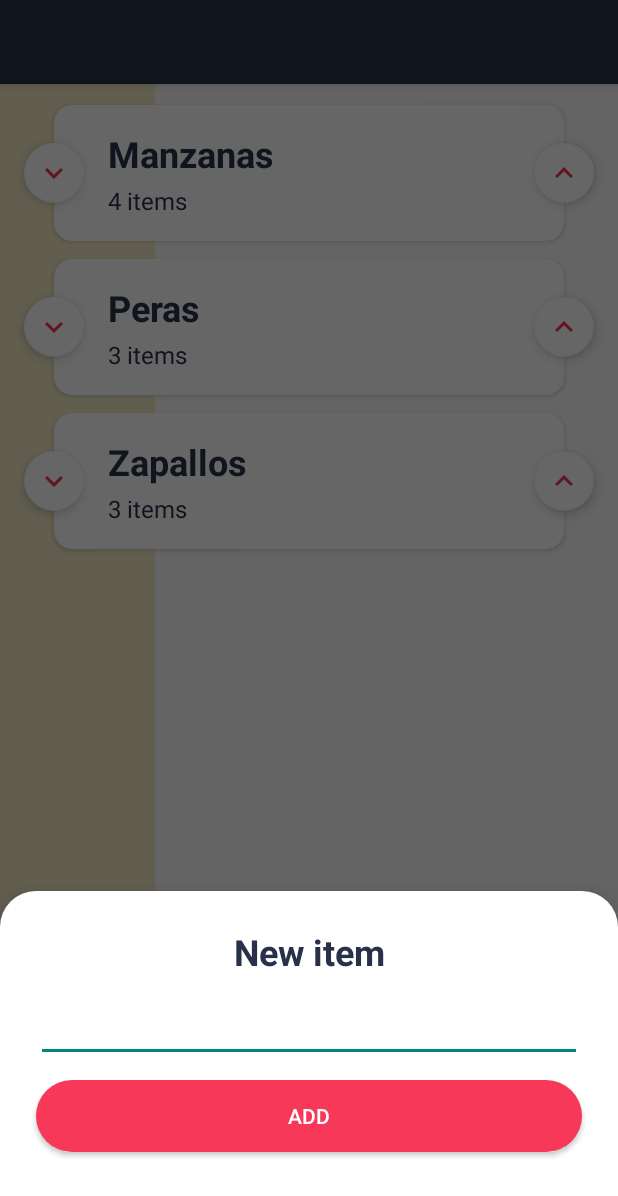
After one commit to OscarSequeiros/ThingsCounter, an Android app: the fragment NewItemBottomSheetDialog placed in its activity, on a phone screen of 412 x 824 dp. The commit adds this screen. Shown: the top 1196 px of the screen. Run offline under Robolectric (Android 15) with nearby library versions, the phone set to English and light mode, and no system bars.

Commit message:
Adding bottom sheet dialog

```diff
--- a/app/src/main/AndroidManifest.xml
+++ b/app/src/main/AndroidManifest.xml
@@ -9,7 +9,9 @@
         android:roundIcon="@mipmap/ic_launcher_round"
         android:supportsRtl="true"
         android:theme="@style/AppTheme">
-        <activity android:name=".MainActivity">
+        <activity
+            android:name=".MainActivity"
+            android:windowSoftInputMode="adjustResize">
             <intent-filter>
                 <action android:name="android.intent.action.MAIN" />
 
--- /dev/null
+++ b/app/src/main/java/com/osequeiros/thingscounter/add/NewItemBottomSheetDialog.kt
@@ -0,0 +1,21 @@
+package com.osequeiros.thingscounter.add
+
+import android.os.Bundle
+import android.view.LayoutInflater
+import android.view.View
+import android.view.ViewGroup
+import androidx.fragment.app.DialogFragment
+import com.google.android.material.bottomsheet.BottomSheetDialogFragment
+import com.osequeiros.thingscounter.R
+
+class NewItemBottomSheetDialog : BottomSheetDialogFragment() {
+
+    override fun onCreate(savedInstanceState: Bundle?) {
+        super.onCreate(savedInstanceState)
+        setStyle(DialogFragment.STYLE_NORMAL, R.style.BottomSheetDialogTheme)
+    }
+
+    override fun onCreateView(inflater: LayoutInflater, container: ViewGroup?, savedInstanceState: Bundle?): View? {
+        return inflater.inflate(R.layout.bottom_sheet_new_item, container, false)
+    }
+}
--- a/app/src/main/java/com/osequeiros/thingscounter/counter/ItemsFragment.kt
+++ b/app/src/main/java/com/osequeiros/thingscounter/counter/ItemsFragment.kt
@@ -7,6 +7,7 @@ import android.view.ViewGroup
 import androidx.fragment.app.Fragment
 import androidx.recyclerview.widget.LinearLayoutManager
 import com.osequeiros.thingscounter.R
+import com.osequeiros.thingscounter.add.NewItemBottomSheetDialog
 import kotlinx.android.synthetic.main.fragment_items.*
 
 class ItemsFragment : Fragment() {
@@ -25,12 +26,20 @@ class ItemsFragment : Fragment() {
         super.onViewCreated(view, savedInstanceState)
 
         setUpRecycler()
+        setUpActions()
         adapter.updateItems(generateItems())
     }
 
     private fun setUpRecycler() {
         recyclerItems.layoutManager = LinearLayoutManager(context)
         recyclerItems.adapter = adapter
+    }
+
+    private fun setUpActions() {
+        fabAddItem.setOnClickListener {
+            val bottomSheet = NewItemBottomSheetDialog()
+            bottomSheet.show(activity!!.supportFragmentManager, null)
+        }
     }
 
     private fun generateItems(): List<ItemModel> {
--- /dev/null
+++ b/app/src/main/res/drawable/button_background.xml
@@ -0,0 +1,8 @@
+<?xml version="1.0" encoding="utf-8"?>
+<shape xmlns:android="http://schemas.android.com/apk/res/android"
+    android:shape="rectangle">
+
+    <solid
+        android:color="@color/colorAccent"/>
+    <corners android:radius="28dp" />
+</shape>
--- /dev/null
+++ b/app/src/main/res/drawable/top_radius_background.xml
@@ -0,0 +1,9 @@
+<?xml version="1.0" encoding="utf-8"?>
+<shape xmlns:android="http://schemas.android.com/apk/res/android"
+    android:shape="rectangle">
+
+    <corners
+        android:topLeftRadius="24dp"
+        android:topRightRadius="24dp" />
+    <solid android:color="@android:color/white" />
+</shape>
--- /dev/null
+++ b/app/src/main/res/layout/bottom_sheet_new_item.xml
@@ -0,0 +1,46 @@
+<?xml version="1.0" encoding="utf-8"?>
+<androidx.constraintlayout.widget.ConstraintLayout xmlns:android="http://schemas.android.com/apk/res/android"
+    xmlns:app="http://schemas.android.com/apk/res-auto"
+    android:layout_width="match_parent"
+    android:layout_height="wrap_content"
+    app:layout_behavior="com.google.android.material.bottomsheet.BottomSheetBehavior">
+
+    <androidx.appcompat.widget.AppCompatTextView
+        android:id="@+id/textItemTitle"
+        style="@style/Text.Title.Bold"
+        android:layout_width="wrap_content"
+        android:layout_marginTop="@dimen/new_item_container_margin_top"
+        android:text="@string/new_item_title"
+        app:layout_constraintEnd_toEndOf="parent"
+        app:layout_constraintStart_toStartOf="parent"
+        app:layout_constraintTop_toTopOf="parent" />
+
+    <androidx.appcompat.widget.AppCompatEditText
+        android:id="@+id/editNewItem"
+        android:layout_width="0dp"
+        android:layout_height="wrap_content"
+        android:layout_marginStart="@dimen/new_item_container_margin_horizontal"
+        android:layout_marginTop="@dimen/new_item_margin_top"
+        android:layout_marginEnd="@dimen/new_item_container_margin_horizontal"
+        android:inputType="textCapSentences"
+        app:layout_constraintEnd_toEndOf="parent"
+        app:layout_constraintStart_toStartOf="parent"
+        app:layout_constraintTop_toBottomOf="@+id/textItemTitle" />
+
+    <Button
+        android:id="@+id/buttonAddItem"
+        android:layout_width="0dp"
+        android:layout_height="wrap_content"
+        android:layout_marginStart="@dimen/new_item_container_margin_horizontal"
+        android:layout_marginTop="@dimen/new_item_margin_top"
+        android:layout_marginEnd="@dimen/new_item_container_margin_horizontal"
+        android:layout_marginBottom="@dimen/new_item_container_margin_bottom"
+        android:background="@drawable/button_background"
+        android:text="@string/add_item"
+        android:textColor="@color/white"
+        app:layout_constraintBottom_toBottomOf="parent"
+        app:layout_constraintEnd_toEndOf="parent"
+        app:layout_constraintStart_toStartOf="parent"
+        app:layout_constraintTop_toBottomOf="@+id/editNewItem" />
+
+</androidx.constraintlayout.widget.ConstraintLayout>
--- a/app/src/main/res/values/dimens.xml
+++ b/app/src/main/res/values/dimens.xml
@@ -17,4 +17,9 @@
     <dimen name="text_title">24sp</dimen>
     <dimen name="text_subtitle">16sp</dimen>
 
+    <dimen name="new_item_container_margin_horizontal">24dp</dimen>
+    <dimen name="new_item_container_margin_top">24dp</dimen>
+    <dimen name="new_item_margin_top">12dp</dimen>
+    <dimen name="new_item_container_margin_bottom">56dp</dimen>
+
 </resources>
--- a/app/src/main/res/values/strings.xml
+++ b/app/src/main/res/values/strings.xml
@@ -1,3 +1,6 @@
 <resources>
     <string name="app_name">ThingsCounter</string>
+
+    <string name="new_item_title">New item</string>
+    <string name="add_item">Add</string>
 </resources>
--- a/app/src/main/res/values/styles.xml
+++ b/app/src/main/res/values/styles.xml
@@ -36,4 +36,13 @@
         <item name="android:textColor">@color/colorPrimaryDark</item>
     </style>
 
+    <style name="BottomSheetDialogTheme" parent="Theme.Design.Light.BottomSheetDialog">
+        <item name="bottomSheetStyle">@style/ModalStyle</item>
+    </style>
+
+    <style name="ModalStyle" parent="Widget.Design.BottomSheet.Modal">
+        <item name="android:background">@drawable/top_radius_background
+        </item>
+    </style>
+
 </resources>
```
Also changed, not shown: app/src/main/res/drawable-v24/ic_launcher_foreground.xml (deleted, +0 -34 lines), 1 other file.
